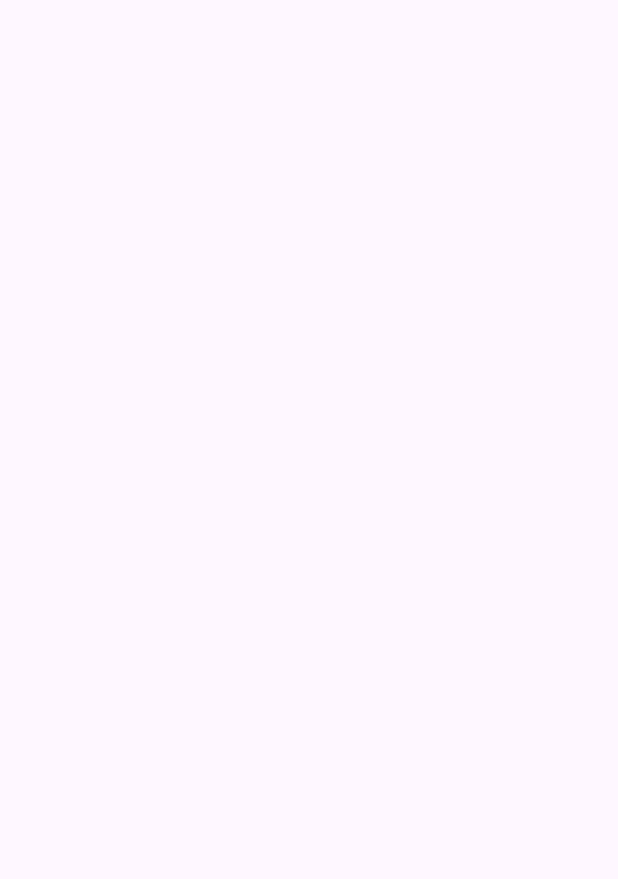
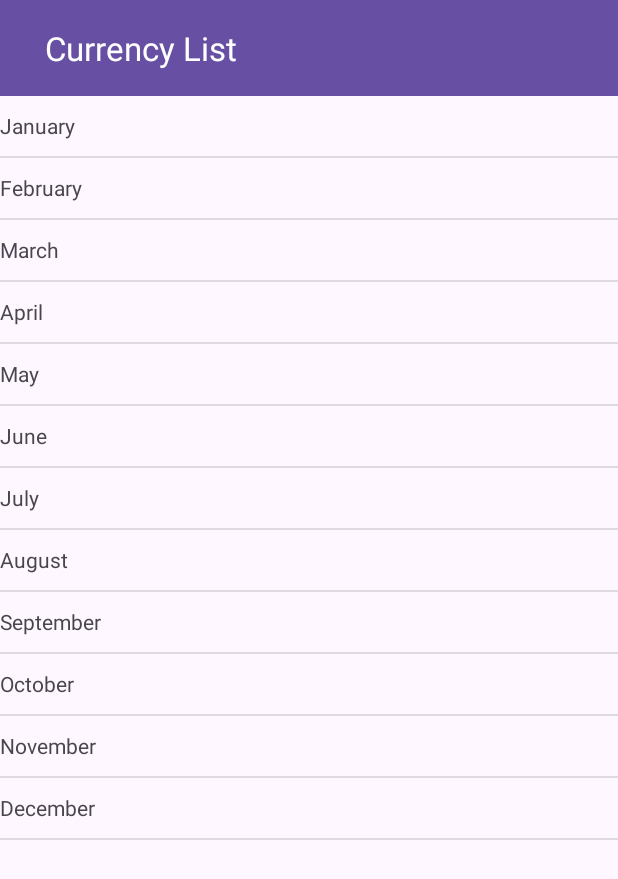
Before and after one commit to alxmtzr/CurrencyConverter, an Android app: the screen it shows after launch (CurrencyListActivity), on a phone screen of 412 x 824 dp. Before the commit the part shown is empty. Shown: the top 879 px of the screen. Run offline under Robolectric (Android 15) with nearby library versions, the phone set to English and light mode, and no system bars.

Commit message:
added list view

```diff
--- a/app/src/main/java/de/alxmtzr/currencyconverter/CurrencyListActivity.java
+++ b/app/src/main/java/de/alxmtzr/currencyconverter/CurrencyListActivity.java
@@ -1,6 +1,8 @@
 package de.alxmtzr.currencyconverter;
 
 import android.os.Bundle;
+import android.widget.ArrayAdapter;
+import android.widget.ListView;
 
 import androidx.activity.EdgeToEdge;
 import androidx.appcompat.app.AppCompatActivity;
@@ -15,5 +17,17 @@ public class CurrencyListActivity extends AppCompatActivity {
         super.onCreate(savedInstanceState);
         setContentView(R.layout.activity_currency_list);
 
+        String[] months = { "January", "February", "March", "April",
+                "May", "June", "July", "August",
+                "September", "October", "November", "December"};
+
+        ArrayAdapter<String> adapter = new ArrayAdapter<>(this,
+                R.layout.list_view_item,
+                R.id.list_text_view_item,
+                months);
+
+        ListView listView = (ListView) findViewById(R.id.currency_list_view);
+        listView.setAdapter(adapter);
+
     }
 }
--- a/app/src/main/res/layout/activity_currency_list.xml
+++ b/app/src/main/res/layout/activity_currency_list.xml
@@ -7,4 +7,24 @@
     android:layout_height="match_parent"
     tools:context=".CurrencyListActivity">
 
+    <androidx.appcompat.widget.Toolbar
+        android:id="@+id/toolbar"
+        android:layout_width="match_parent"
+        android:layout_height="wrap_content"
+        android:background="?attr/colorPrimary"
+        app:title="Currency List"
+        app:titleTextColor="@android:color/white"
+        app:titleMarginStart="30dp"
+        app:layout_constraintTop_toTopOf="parent"
+        />
+
+    <ListView
+        android:id="@+id/currency_list_view"
+        android:layout_width="match_parent"
+        android:layout_height="0dp"
+        app:layout_constraintBottom_toBottomOf="parent"
+        app:layout_constraintEnd_toEndOf="parent"
+        app:layout_constraintStart_toStartOf="parent"
+        app:layout_constraintTop_toBottomOf="@+id/toolbar" />
+
 </androidx.constraintlayout.widget.ConstraintLayout>
--- /dev/null
+++ b/app/src/main/res/layout/list_view_item.xml
@@ -0,0 +1,9 @@
+<?xml version="1.0" encoding="utf-8"?>
+<TextView xmlns:android="http://schemas.android.com/apk/res/android"
+    android:id="@+id/list_text_view_item"
+    android:layout_width="match_parent"
+    android:layout_height="match_parent"
+    android:minHeight="40dp"
+    android:gravity="center_vertical"
+    >
+</TextView>
```
